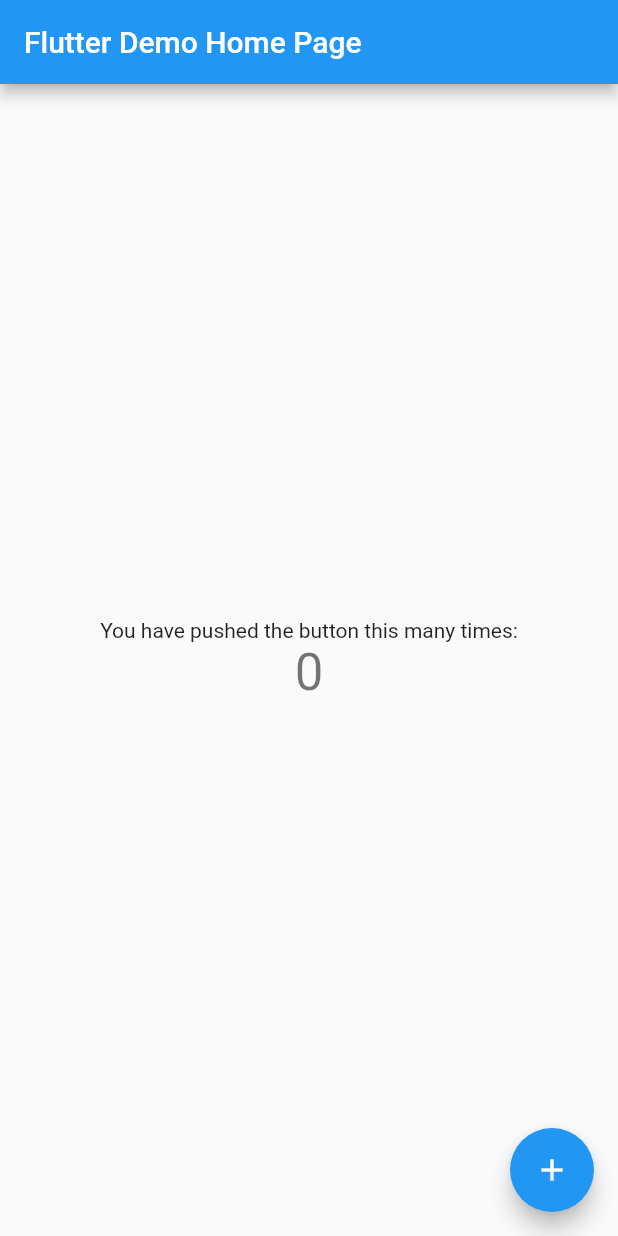
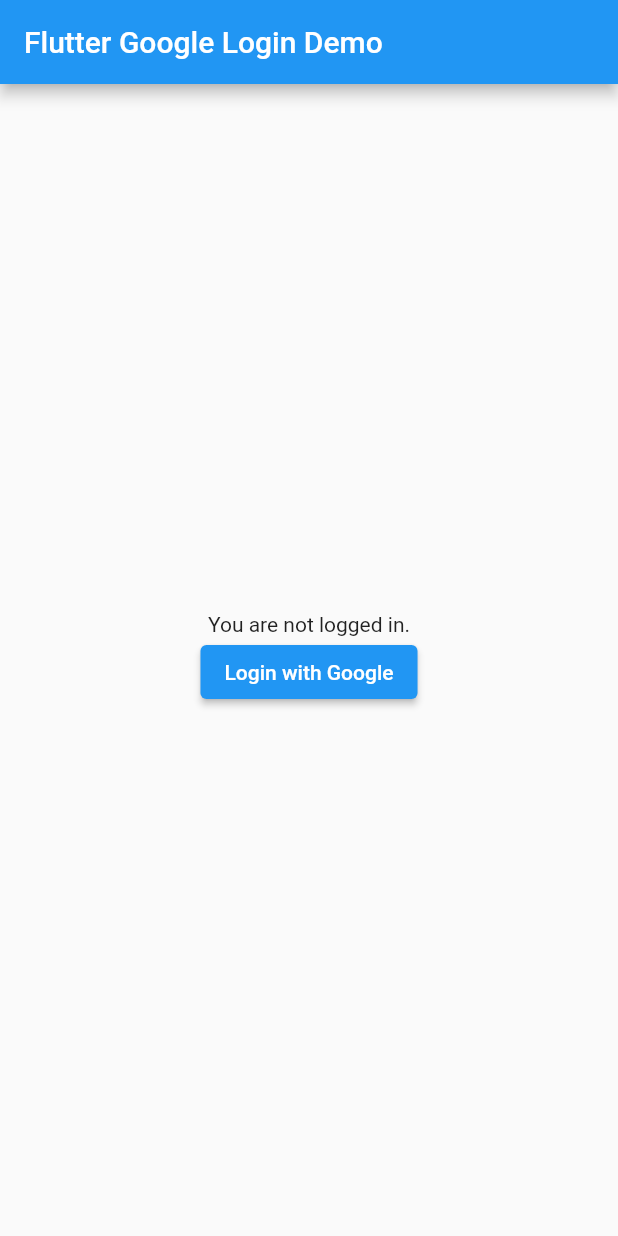
Before and after one commit to seidaiegoshi/mindiary, a Flutter app: the screen it shows after launch, on a phone screen of 412 x 824 dp. Run offline on Flutter 3.47's test engine with Material 2 defaults, Android fonts, the light colour scheme and no system bars; our stand-ins replace google_sign_in.

Commit message:
google login test

```diff
--- a/lib/main.dart
+++ b/lib/main.dart
@@ -1,115 +1,89 @@
 import 'package:flutter/material.dart';
+import 'package:google_sign_in/google_sign_in.dart';
 
 void main() {
-  runApp(const MyApp());
+  runApp(MyApp());
 }
 
 class MyApp extends StatelessWidget {
-  const MyApp({super.key});
-
-  // This widget is the root of your application.
   @override
   Widget build(BuildContext context) {
     return MaterialApp(
-      title: 'Flutter Demo',
+      title: 'Flutter Google Login Demo',
       theme: ThemeData(
-        // This is the theme of your application.
-        //
-        // Try running your application with "flutter run". You'll see the
-        // application has a blue toolbar. Then, without quitting the app, try
-        // changing the primarySwatch below to Colors.green and then invoke
-        // "hot reload" (press "r" in the console where you ran "flutter run",
-        // or simply save your changes to "hot reload" in a Flutter IDE).
-        // Notice that the counter didn't reset back to zero; the application
-        // is not restarted.
         primarySwatch: Colors.blue,
       ),
-      home: const MyHomePage(title: 'Flutter Demo Home Page'),
+      home: MyHomePage(),
     );
   }
 }
 
 class MyHomePage extends StatefulWidget {
-  const MyHomePage({super.key, required this.title});
-
-  // This widget is the home page of your application. It is stateful, meaning
-  // that it has a State object (defined below) that contains fields that affect
-  // how it looks.
-
-  // This class is the configuration for the state. It holds the values (in this
-  // case the title) provided by the parent (in this case the App widget) and
-  // used by the build method of the State. Fields in a Widget subclass are
-  // always marked "final".
-
-  final String title;
-
   @override
-  State<MyHomePage> createState() => _MyHomePageState();
+  _MyHomePageState createState() => _MyHomePageState();
 }
 
 class _MyHomePageState extends State<MyHomePage> {
-  int _counter = 0;
+  final GoogleSignIn _googleSignIn = GoogleSignIn(
+    scopes: [
+      'email',
+      'https://www.googleapis.com/auth/calendar',
+    ],
+  );
+  GoogleSignInAccount? _currentUser;
 
-  void _incrementCounter() {
-    setState(() {
-      // This call to setState tells the Flutter framework that something has
-      // changed in this State, which causes it to rerun the build method below
-      // so that the display can reflect the updated values. If we changed
-      // _counter without calling setState(), then the build method would not be
-      // called again, and so nothing would appear to happen.
-      _counter++;
+  @override
+  void initState() {
+    super.initState();
+    _googleSignIn.onCurrentUserChanged.listen((GoogleSignInAccount? account) {
+      setState(() {
+        _currentUser = account;
+      });
     });
+    _googleSignIn.signInSilently();
   }
+
+  Future<void> _handleSignIn() async {
+    try {
+      await _googleSignIn.signIn();
+    } catch (error) {
+      print(error);
+    }
+  }
+
+  Future<void> _handleSignOut() => _googleSignIn.disconnect();
 
   @override
   Widget build(BuildContext context) {
-    // This method is rerun every time setState is called, for instance as done
-    // by the _incrementCounter method above.
-    //
-    // The Flutter framework has been optimized to make rerunning build methods
-    // fast, so that you can just rebuild anything that needs updating rather
-    // than having to individually change instances of widgets.
     return Scaffold(
       appBar: AppBar(
-        // Here we take the value from the MyHomePage object that was created by
-        // the App.build method, and use it to set our appbar title.
-        title: Text(widget.title),
+        title: Text('Flutter Google Login Demo'),
       ),
       body: Center(
-        // Center is a layout widget. It takes a single child and positions it
-        // in the middle of the parent.
         child: Column(
-          // Column is also a layout widget. It takes a list of children and
-          // arranges them vertically. By default, it sizes itself to fit its
-          // children horizontally, and tries to be as tall as its parent.
-          //
-          // Invoke "debug painting" (press "p" in the console, choose the
-          // "Toggle Debug Paint" action from the Flutter Inspector in Android
-          // Studio, or the "Toggle Debug Paint" command in Visual Studio Code)
-          // to see the wireframe for each widget.
-          //
-          // Column has various properties to control how it sizes itself and
-          // how it positions its children. Here we use mainAxisAlignment to
-          // center the children vertically; the main axis here is the vertical
-          // axis because Columns are vertical (the cross axis would be
-          // horizontal).
           mainAxisAlignment: MainAxisAlignment.center,
           children: <Widget>[
-            const Text(
-              'You have pushed the button this many times:',
-            ),
-            Text(
-              '$_counter',
-              style: Theme.of(context).textTheme.headline4,
-            ),
+            if (_currentUser != null) ...[
+              CircleAvatar(
+                backgroundImage: NetworkImage(_currentUser!.photoUrl ?? ''),
+              ),
+              Text(_currentUser!.displayName ?? '',
+                  style: TextStyle(fontSize: 24)),
+              Text(_currentUser!.email, style: TextStyle(fontSize: 18)),
+              ElevatedButton(
+                child: Text('Logout'),
+                onPressed: _handleSignOut,
+              ),
+            ] else ...[
+              Text('You are not logged in.'),
+              ElevatedButton(
+                child: Text('Login with Google'),
+                onPressed: _handleSignIn,
+              ),
+            ]
           ],
         ),
       ),
-      floatingActionButton: FloatingActionButton(
-        onPressed: _incrementCounter,
-        tooltip: 'Increment',
-        child: const Icon(Icons.add),
-      ), // This trailing comma makes auto-formatting nicer for build methods.
     );
   }
 }
--- a/pubspec.yaml
+++ b/pubspec.yaml
@@ -31,6 +31,10 @@
 dependencies:
   flutter:
     sdk: flutter
+  google_sign_in: ^5.3.0
+  http: ^0.13.3
+  provider: ^6.0.1
+  intl: ^0.17.0
 
   # The following adds the Cupertino Icons font to your application.
   # Use with the CupertinoIcons class for iOS style icons.
```
Also changed, not shown: pubspec.lock, 12 other files.
